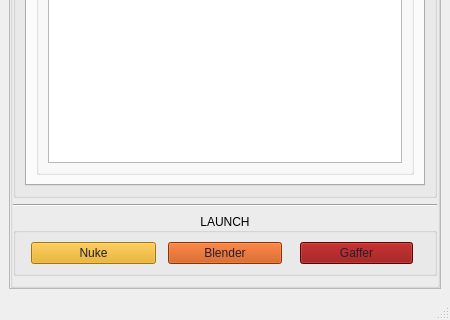
Qt form src/ateru/ui/uix/launcher.ui (ronnyascencio/ateru) before a commit; both pictures show x 0 to 450 and y 360 to 680 of the 450 by 680 pixel window.
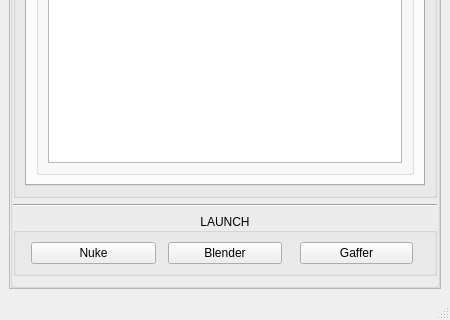
The same form after that commit. Icons and pictures are not drawn.

```diff
--- a/src/ateru/ui/uix/launcher.ui
+++ b/src/ateru/ui/uix/launcher.ui
@@ -294,8 +294,7 @@
                    <item>
                     <widget class="QPushButton" name="nuke_pushButton">
                      <property name="styleSheet">
-                      <string notr="true">background-color: rgb(229, 165, 10);
-color: rgb(36, 31, 49);</string>
+                      <string notr="true"/>
                      </property>
                      <property name="text">
                       <string>Nuke</string>
@@ -315,8 +314,7 @@
                    <item>
                     <widget class="QPushButton" name="blender_pushButton">
                      <property name="styleSheet">
-                      <string notr="true">background-color: rgb(198, 70, 0);
-color: rgb(36, 31, 49);</string>
+                      <string notr="true"/>
                      </property>
                      <property name="text">
                       <string>Blender</string>
@@ -336,8 +334,7 @@
                    <item>
                     <widget class="QPushButton" name="gaffer_pushButton">
                      <property name="styleSheet">
-                      <string notr="true">background-color: darkRed;
-color: rgb(36, 31, 49);</string>
+                      <string notr="true"/>
                      </property>
                      <property name="text">
                       <string>Gaffer</string>
```
Left out of the diff: 21 changed lines with no effect on the pictures.
